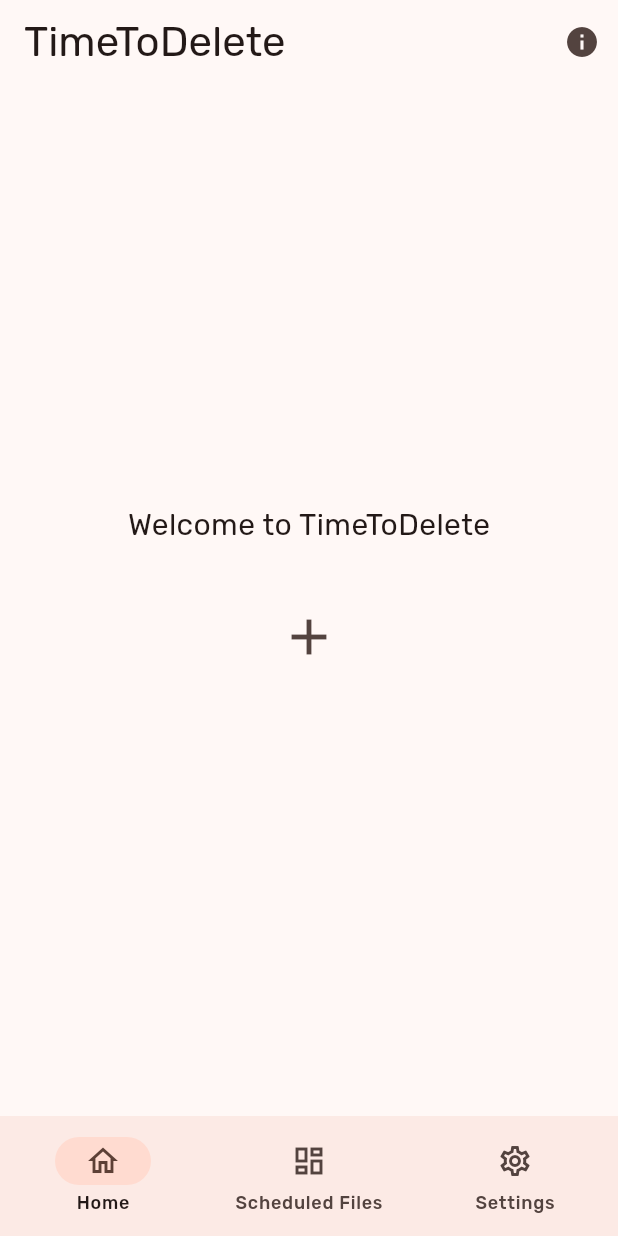
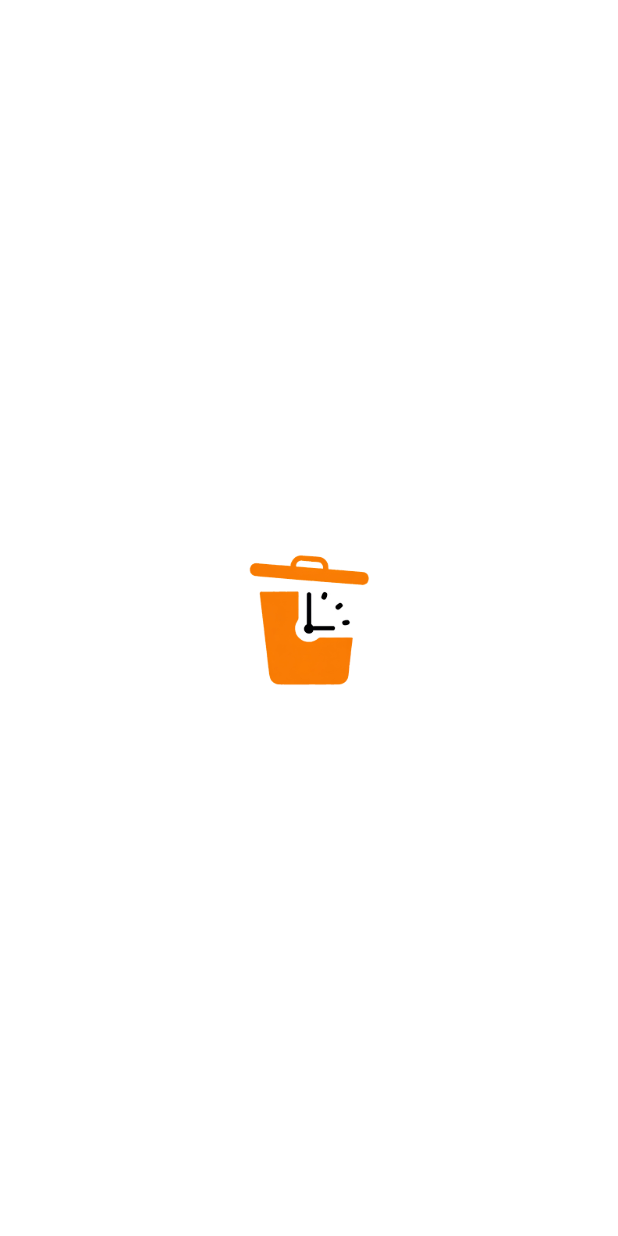
Before and after one commit to AbhiCrackerOfficial/TimeToDelete, a Flutter app: the first screen one second after launch, on a phone screen of 412 x 824 dp. Run offline on Flutter 3.47's test engine with Material 3 defaults, Android fonts, the phone set to English and light mode, and no system bars; drawn by our look-alikes of animated_splash_screen; our stand-ins replace device_info_plus, flutter_local_notifications, flutter_riverpod, google_fonts, open_file, package_info_plus and 3 more; missing offline and left inert: disable_battery_optimization, flutter_background_service; accounts and stored records are empty.

Commit message:
Added Splash Screen & Logo Files + Minor Fixes

```diff
--- a/src/timetodelete/lib/main.dart
+++ b/src/timetodelete/lib/main.dart
@@ -3,18 +3,16 @@ import 'dart:io';
 import 'package:flutter/material.dart';
 import 'package:flutter_local_notifications/flutter_local_notifications.dart';
 import 'package:flutter_riverpod/flutter_riverpod.dart';
-import 'package:timetodelete/pages/layout.dart';
+import 'package:timetodelete/pages/splash.dart';
 import 'package:timetodelete/service/background_service.dart';
 import 'package:timetodelete/utils/functions.dart';
 import 'package:flutter_background_service/flutter_background_service.dart';
 
 void main() async {
   WidgetsFlutterBinding.ensureInitialized();
-  await isBatteryOptimizationDisable();
-  await initializeService();
   runApp(
     const ProviderScope(
-      child: Layout(),
+      child: Splash(),
     ),
   );
 }
--- a/src/timetodelete/lib/pages/layout.dart
+++ b/src/timetodelete/lib/pages/layout.dart
@@ -3,6 +3,7 @@ import 'package:timetodelete/data/theme_data.dart';
 import 'package:timetodelete/pages/home.dart';
 import 'package:timetodelete/pages/scheduled_files.dart';
 import 'package:timetodelete/pages/settings.dart';
+import 'package:timetodelete/main.dart';
 
 class Layout extends StatefulWidget {
   const Layout({Key? key}) : super(key: key);
@@ -14,6 +15,17 @@ class Layout extends StatefulWidget {
 class _LayoutState extends State<Layout> {
   int _selectedIndex = 0;
   final PageController _pageController = PageController();
+
+  Future<void> importantChecks() async {
+    await isBatteryOptimizationDisable();
+    await initializeService();
+  }
+
+  @override
+  void initState() {
+    super.initState();
+    importantChecks();
+  }
 
   @override
   Widget build(BuildContext context) {
--- /dev/null
+++ b/src/timetodelete/lib/pages/splash.dart
@@ -0,0 +1,40 @@
+import 'package:animated_splash_screen/animated_splash_screen.dart';
+import 'package:timetodelete/data/theme_data.dart';
+import 'package:timetodelete/pages/layout.dart';
+import 'package:flutter/material.dart';
+import 'package:page_transition/page_transition.dart';
+
+class Splash extends StatefulWidget {
+  const Splash({super.key});
+
+  @override
+  State<Splash> createState() => _SplashState();
+}
+
+class _SplashState extends State<Splash> {
+  @override
+  Widget build(BuildContext context) {
+    return MaterialApp(
+      home: AnimatedSplashScreen(
+        splash: MediaQuery.of(context).platformBrightness == Brightness.dark
+            ? const Image(
+                image: AssetImage('assets/images/logo-black.png'),
+              )
+            : const Image(
+                image: AssetImage('assets/images/logo-white.png'),
+              ),
+        nextScreen: const Layout(),
+        splashTransition: SplashTransition.fadeTransition,
+        pageTransitionType: PageTransitionType.fade,
+        backgroundColor:
+            MediaQuery.of(context).platformBrightness == Brightness.dark
+                ? Colors.black
+                : Colors.white,
+        animationDuration: const Duration(milliseconds: 1000),
+        duration: 1800,
+        splashIconSize: 200,
+        centered: true,
+      ),
+    );
+  }
+}
```
Also changed, not shown: src/timetodelete/pubspec.yaml (+26 -1 lines), src/timetodelete/assets/images/clogo-black.png (added), src/timetodelete/assets/images/clogo-whitepng.png (added), src/timetodelete/assets/images/logo-black.png (added), src/timetodelete/assets/images/logo-white.png (added), src/timetodelete/assets/images/logo.jpg (added), src/timetodelete/pubspec.lock, 41 other files.
